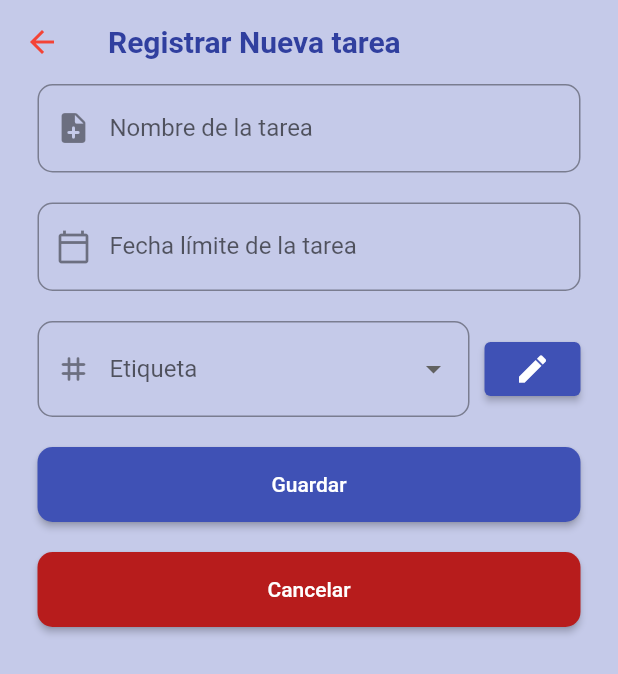
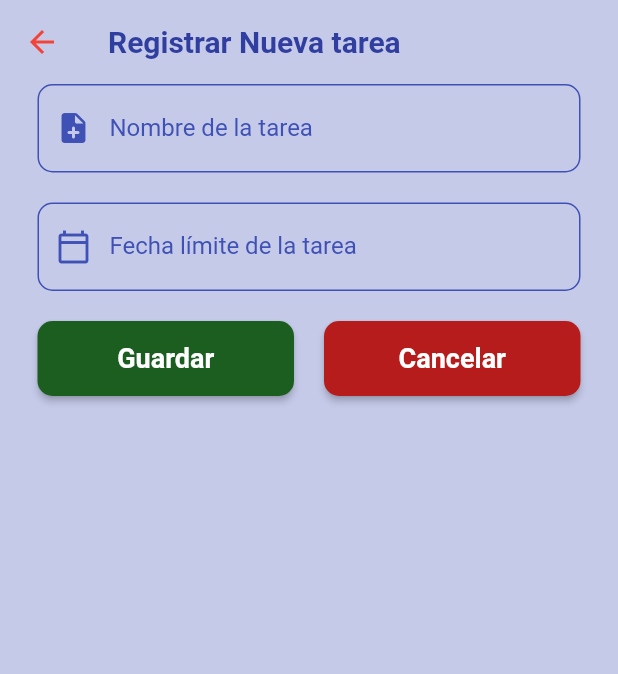
Before and after one commit to CamperoJose/registro_tareas_flutter_cubit, a Flutter app: the AddNoteView screen opened directly, on a phone screen of 412 x 824 dp. Shown: the top 674 px of the screen. Run offline on Flutter 3.47's test engine with Material 2 defaults, Android fonts, the phone set to English and light mode, and no system bars; our stand-ins replace equatable, flutter_bloc, flutter_datetime_picker; missing offline and left inert: dart:ffi, flutter_keychain.

Commit message:
implementando vista de registro de nuevas tareas

```diff
--- a/lib/views/add_note_view.dart
+++ /dev/null
@@ -1,199 +0,0 @@
-import 'package:flutter_bloc/flutter_bloc.dart';
-import 'package:registro_tareas_flutter_cubit/clases/Tag.dart';
-import 'package:registro_tareas_flutter_cubit/views/add_tag_view.dart';
-import 'package:flutter/material.dart';
-import 'package:registro_tareas_flutter_cubit/clases/Note.dart';
-import 'package:intl/intl.dart';
-import 'package:registro_tareas_flutter_cubit/views/home1_view.dart';
-import '../bl/tags_cubit.dart';
-import '../bl/tasks_cubit.dart';
-import '../clases/PendingTasks.dart';
-import '../clases/TagList.dart';
-import '../components/appbar_design1.dart';
-
-class AddNoteView extends StatelessWidget {
-  // final PendingTasksCubit cubitTasks;
-
-  // AddNoteView(this.cubitTasks);
-
-  Widget build(BuildContext context) {
-    final TagsCubit cubitTags = TagsCubit();
-    ListedTags listedTags = cubitTags.state;
-    List<Tag> optionsTags = listedTags.getVisbleTags();
-
-    final _noteName = TextEditingController();
-    late Tag _noteTag;
-    TextEditingController _noteDate = TextEditingController();
-    late DateTime valueDate;
-    return Scaffold(
-      backgroundColor: Colors.indigo[100],
-      body: SafeArea(
-        child: Column(
-          crossAxisAlignment: CrossAxisAlignment.stretch,
-          children: [
-            MyAppBar(title: "Registrar Nueva tarea"),
-            Expanded(
-              child: Padding(
-                padding: EdgeInsets.symmetric(horizontal: 25.0),
-                child: Column(
-                  children: [
-                    TextField(
-                      controller: _noteName,
-                      decoration: InputDecoration(
-                        prefixIcon: Icon(Icons.note_add_rounded),
-                        labelText: 'Nombre de la tarea',
-                        border: OutlineInputBorder(
-                          borderRadius: BorderRadius.circular(10),
-                        ),
-                      ),
-                    ),
-                    SizedBox(height: 20),
-
-                    TextField(
-                      controller: _noteDate,
-                      decoration: InputDecoration(
-                        prefixIcon: Icon(Icons.calendar_today_outlined),
-                        labelText: 'Fecha límite de la tarea',
-                        border: OutlineInputBorder(
-                          borderRadius: BorderRadius.circular(10),
-                        ),
-                      ),
-                      onTap: () async {
-                        DateTime? pickedDate = await showDatePicker(
-                          context: context,
-                          initialDate: DateTime.now(),
-                          firstDate: DateTime.now(),
-                          lastDate: DateTime(2100),
-                        );
-
-                        if (pickedDate != null) {
-                          TimeOfDay? pickedTime = await showTimePicker(
-                            context: context,
-                            initialTime: TimeOfDay.now(),
-                          );
-
-                          if (pickedTime != null) {
-                            DateTime pickedDateTime = DateTime(
-                              pickedDate.year,
-                              pickedDate.month,
-                              pickedDate.day,
-                              pickedTime.hour,
-                              pickedTime.minute,
-                            );
-
-                            _noteDate.text = DateFormat('yyyy-MM-dd HH:mm')
-                                .format(pickedDateTime);
-                            valueDate = pickedDateTime;
-                          }
-                        }
-                      },
-                    ),
-
-                    SizedBox(height: 20),
-
-                    Row(
-                      children: [
-                        BlocProvider(
-                          create: (context) => cubitTags,
-                          child: BlocConsumer<TagsCubit, ListedTags>(
-                            builder: (context, state) {
-                              optionsTags = state.getVisbleTags();
-                              return Expanded(
-                                child: DropdownButtonFormField(
-                                  onTap: () {
-                                    optionsTags = state.getVisbleTags();
-                                  },
-                                  decoration: InputDecoration(
-                                    prefixIcon: Icon(Icons.tag_rounded),
-                                    labelText: 'Etiqueta',
-                                    border: OutlineInputBorder(
-                                      borderRadius: BorderRadius.circular(10),
-                                    ),
-                                  ),
-                                  items: optionsTags.map((name) {
-                                    return DropdownMenuItem(
-                                      child: Text(name.tagName),
-                                      value: name,
-                                    );
-                                  }).toList(),
-                                  onChanged: (value) {
-                                    _noteTag = value!;
-                                  },
-                                ),
-                              );
-                            },
-                            listener: (context, state) {
-                              print("llega al listener 1");
-                              cubitTags.listedTag();
-                            },
-                            buildWhen: (previous, current) {
-                              print("old: $previous");
-                              print("new: $current");
-                              return true;
-                            },
-                            listenWhen: (previous, current) {
-                              print("old: $previous");
-                              print("new: $current");
-                              return true;
-                            },
-                          ),
-                        ),
-                        SizedBox(width: 10),
-                        ElevatedButton(
-                          onPressed: () async {
-                            final result = await Navigator.of(context)
-                                .push(MaterialPageRoute(
-                              builder: (context) => BlocProvider(
-                                create: (context) => cubitTags,
-                                child: AddTagView(cubitTags),
-                              ),
-                            ));
-                            cubitTags.emit(result);
-                            optionsTags = cubitTags.state.getVisbleTags();
-                          },
-                          child: Icon(Icons.edit),
-                        ),
-                      ],
-                    ),
-                    SizedBox(height: 20),
-                    ElevatedButton(
-                      onPressed: () {
-                        Note miNotaA =
-                            Note(_noteName.text, valueDate, _noteTag);
-                        cubitTasks.addNewNote(miNotaA);
-                        Navigator.pop(context, true);
-                      },
-                      child: Text('Guardar'),
-                      style: ElevatedButton.styleFrom(
-                        minimumSize: Size(double.infinity, 50),
-                        primary: Colors.indigo,
-                        shape: RoundedRectangleBorder(
-                          borderRadius: BorderRadius.circular(10),
-                        ),
-                      ),
-                    ),
-
-                    SizedBox(height: 20),
-                    ElevatedButton(
-                      onPressed: () {
-                        Navigator.pop(context);
-                      },
-                      child: Text('Cancelar'),
-                      style: ElevatedButton.styleFrom(
-                        minimumSize: Size(double.infinity, 50),
-                        primary: Colors.red.shade900,
-                        shape: RoundedRectangleBorder(
-                          borderRadius: BorderRadius.circular(10),
-                        ),
-                      ),
-                    ),
-                  ],
-                ),
-              ),
-            ),
-          ],
-        ),
-      ),
-    );
-  }
-}
--- a/lib/views/add_tag_view.dart
+++ b/lib/views/add_tag_view.dart
@@ -1,5 +1,5 @@
 import 'package:flutter_bloc/flutter_bloc.dart';
-import 'package:registro_tareas_flutter_cubit/views/add_note_view.dart';
+import 'package:registro_tareas_flutter_cubit/views/add_task_view.dart';
 import 'package:flutter/material.dart';
 import '../bl/tags_cubit.dart';
 import '../clases/Tag.dart';
--- /dev/null
+++ b/lib/views/add_task_view.dart
@@ -0,0 +1,74 @@
+import 'package:registro_tareas_flutter_cubit/clases/Tag.dart';
+import 'package:flutter/material.dart';
+import '../components/appbar_design1.dart';
+import '../components/custom_date_time_picker.dart';
+import '../components/custom_elevated_button.dart';
+import '../components/text_field_design2.dart';
+
+class AddNoteView extends StatelessWidget {
+  const AddNoteView({Key? key}) : super(key: key);
+
+  @override
+  Widget build(BuildContext context) {
+    final noteName = TextEditingController();
+    late Tag noteTag;
+    TextEditingController _noteDate = TextEditingController();
+    late DateTime valueDate;
+
+    return Scaffold(
+      backgroundColor: Colors.indigo[100],
+      body: SafeArea(
+        child: Column(
+          crossAxisAlignment: CrossAxisAlignment.stretch,
+          children: [
+            const MyAppBar(title: "Registrar Nueva tarea"),
+            Expanded(
+              child: Padding(
+                padding: const EdgeInsets.symmetric(horizontal: 25.0),
+                child: Column(
+                  children: [
+                    CustomTextField(
+                      controller: noteName,
+                      labelText: 'Nombre de la tarea',
+                      prefixIcon: Icons.note_add_rounded,
+                    ),
+                    const SizedBox(height: 20),
+                    CustomDateTimePicker(
+                      controller: _noteDate,
+                    ),
+                    const SizedBox(height: 20),
+                    Row(
+                      mainAxisAlignment: MainAxisAlignment.spaceBetween,
+                      children: [
+                        Expanded(
+                          child: CustomElevatedButton(
+                            buttonText: 'Guardar',
+                            onPressed: () {
+                              // Acción a realizar al presionar el botón
+                            },
+                            primaryColor: Colors.green.shade900,
+                          ),
+                        ),
+                        SizedBox(width: 20), // Espaciado entre los botones
+                        Expanded(
+                          child: CustomElevatedButton(
+                            buttonText: 'Cancelar',
+                            onPressed: () {
+                              // Acción a realizar al presionar el botón
+                            },
+                            primaryColor: Colors.red.shade900,
+                          ),
+                        ),
+                      ],
+                    ),
+                    const SizedBox(height: 20),
+                  ],
+                ),
+              ),
+            ),
+          ],
+        ),
+      ),
+    );
+  }
+}
```
Also changed, not shown: lib/views/home1_view.dart (+31 -12 lines).
